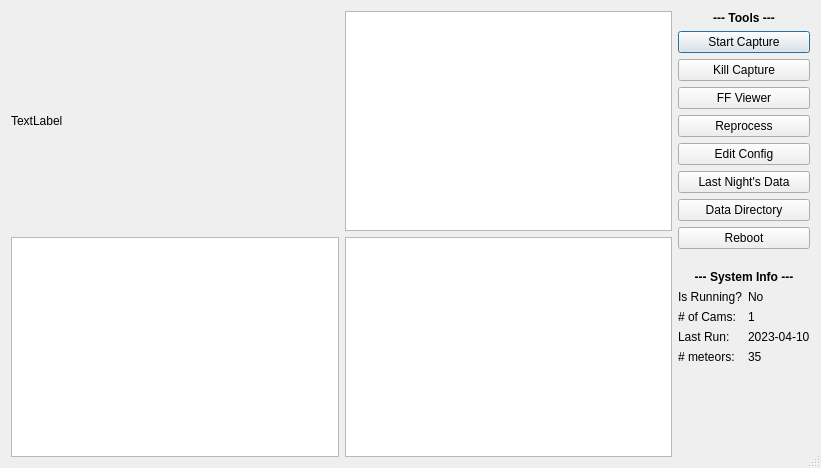
Above: RMSdashboard.ui from mjmazur/RMSdashboard before the change. Below: the same form after it.
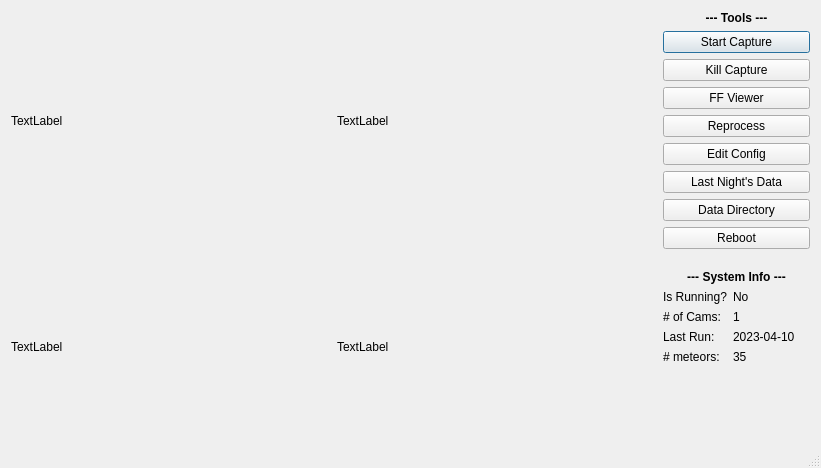
That is the form after the change.

```diff
--- a/RMSdashboard.ui
+++ b/RMSdashboard.ui
@@ -25,60 +25,6 @@
   <layout class="QGridLayout" name="gridLayout_3">
    <item row="0" column="0" rowspan="3">
     <layout class="QGridLayout" name="gridLayout_2">
-     <item row="1" column="1">
-      <widget class="QGraphicsView" name="image4_gv">
-       <property name="sizePolicy">
-        <sizepolicy hsizetype="MinimumExpanding" vsizetype="MinimumExpanding">
-         <horstretch>0</horstretch>
-         <verstretch>0</verstretch>
-        </sizepolicy>
-       </property>
-       <property name="minimumSize">
-        <size>
-         <width>320</width>
-         <height>180</height>
-        </size>
-       </property>
-      </widget>
-     </item>
-     <item row="1" column="0">
-      <widget class="QGraphicsView" name="image3_gv">
-       <property name="sizePolicy">
-        <sizepolicy hsizetype="MinimumExpanding" vsizetype="MinimumExpanding">
-         <horstretch>0</horstretch>
-         <verstretch>0</verstretch>
-        </sizepolicy>
-       </property>
-       <property name="minimumSize">
-        <size>
-         <width>320</width>
-         <height>180</height>
-        </size>
-       </property>
-      </widget>
-     </item>
-     <item row="0" column="1">
-      <widget class="QGraphicsView" name="image2_gv">
-       <property name="sizePolicy">
-        <sizepolicy hsizetype="MinimumExpanding" vsizetype="MinimumExpanding">
-         <horstretch>0</horstretch>
-         <verstretch>0</verstretch>
-        </sizepolicy>
-       </property>
-       <property name="minimumSize">
-        <size>
-         <width>320</width>
-         <height>180</height>
-        </size>
-       </property>
-       <property name="lineWidth">
-        <number>1</number>
-       </property>
-       <property name="midLineWidth">
-        <number>-1</number>
-       </property>
-      </widget>
-     </item>
      <item row="0" column="0">
       <widget class="QLabel" name="image1_lbl">
        <property name="minimumSize">
@@ -95,6 +41,48 @@
        </property>
       </widget>
      </item>
+     <item row="0" column="1">
+      <widget class="QLabel" name="image2_lbl">
+       <property name="minimumSize">
+        <size>
+         <width>320</width>
+         <height>180</height>
+        </size>
+       </property>
+       <property name="text">
+        <string>TextLabel</string>
+       </property>
+       <property name="scaledContents">
+        <bool>true</bool>
+       </property>
+      </widget>
+     </item>
+     <item row="1" column="0">
+      <widget class="QLabel" name="image3_lbl">
+       <property name="minimumSize">
+        <size>
+         <width>320</width>
+         <height>180</height>
+        </size>
+       </property>
+       <property name="text">
+        <string>TextLabel</string>
+       </property>
+       <property name="scaledContents">
+        <bool>true</bool>
+       </property>
+      </widget>
+     </item>
+     <item row="1" column="1">
+      <widget class="QLabel" name="image4_lbl">
+       <property name="text">
+        <string>TextLabel</string>
+       </property>
+       <property name="scaledContents">
+        <bool>true</bool>
+       </property>
+      </widget>
+     </item>
     </layout>
    </item>
    <item row="0" column="1">
```
